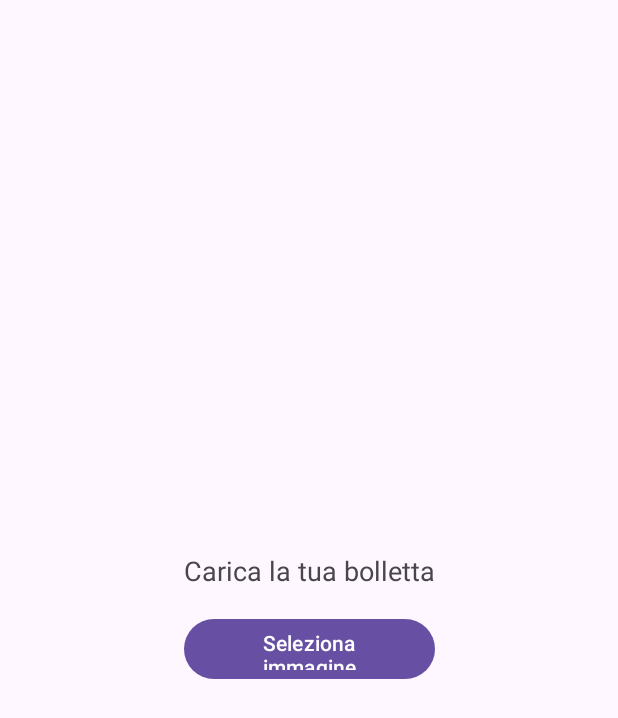
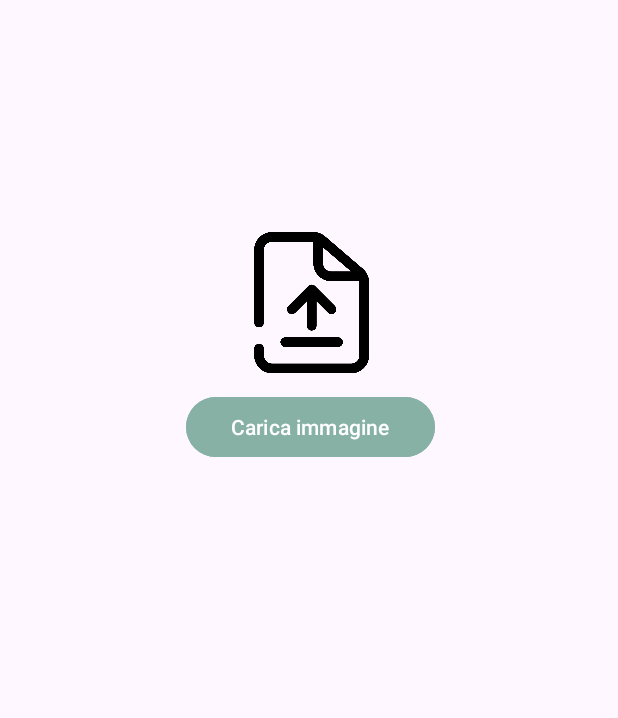
Before and after one commit to VaccaMario/Optiwatt_AI, an Android app: the PopUpLoad screen opened directly, with no data from a screen before it, on a phone screen of 412 x 824 dp. Shown: the top 718 px of the screen. Run offline under Robolectric (Android 15) with nearby library versions, the phone set to English and light mode, and no system bars.

Commit message:
aggiornata immagine uploadicon

```diff
--- a/app/src/main/java/com/example/optiwatt_ai/HomeActivity.kt
+++ b/app/src/main/java/com/example/optiwatt_ai/HomeActivity.kt
@@ -4,12 +4,9 @@ import android.content.Intent
 import android.os.Bundle
 import android.widget.Button
 import android.widget.ImageView
-import android.widget.LinearLayout
 import android.widget.PopupMenu
-import android.widget.Toast
 import androidx.activity.enableEdgeToEdge
 import androidx.appcompat.app.AppCompatActivity
-import androidx.core.view.LayoutInflaterCompat
 import androidx.core.view.ViewCompat
 import androidx.core.view.WindowInsetsCompat
 import android.view.LayoutInflater
--- a/app/src/main/res/layout/activity_pop_up_load.xml
+++ b/app/src/main/res/layout/activity_pop_up_load.xml
@@ -9,28 +9,31 @@
 
     <LinearLayout
         android:id="@+id/popupContent"
-        android:layout_width="wrap_content"
-        android:layout_height="wrap_content"
+        android:layout_width="216dp"
+        android:layout_height="233dp"
+        android:layout_marginStart="99dp"
+        android:layout_marginTop="153dp"
+        android:layout_marginEnd="96dp"
+        android:layout_marginBottom="505dp"
         android:orientation="vertical"
         android:padding="24dp"
-        app:layout_constraintTop_toTopOf="parent"
         app:layout_constraintBottom_toBottomOf="parent"
+        app:layout_constraintEnd_toEndOf="parent"
         app:layout_constraintStart_toStartOf="parent"
-        app:layout_constraintEnd_toEndOf="parent">
+        app:layout_constraintTop_toTopOf="parent">
 
-        <TextView
-            android:layout_width="wrap_content"
-            android:layout_height="wrap_content"
-            android:layout_gravity="center_horizontal"
-            android:paddingBottom="16dp"
-            android:text="Carica la tua bolletta"
-            android:textSize="18sp" />
+        <ImageView
+            android:id="@+id/imageView"
+            android:layout_width="match_parent"
+            android:layout_height="117dp"
+            app:srcCompat="@drawable/uploadicon" />
 
         <Button
             android:id="@+id/btnSelezionaImmagine"
-            android:layout_width="match_parent"
+            android:layout_width="166dp"
             android:layout_height="wrap_content"
-            android:text="Seleziona immagine" />
+            android:backgroundTint="#86B1A4"
+            android:text="Carica immagine" />
 
     </LinearLayout>
 
```
Also changed, not shown: app/src/main/res/drawable/uploadicon.png (added).
